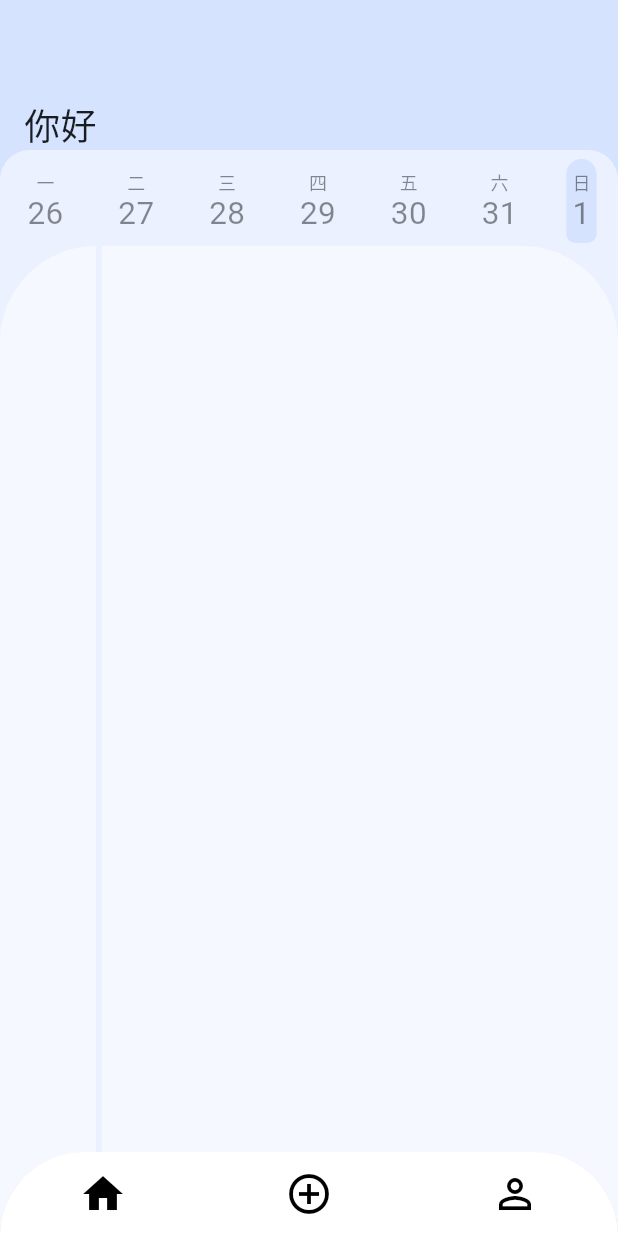
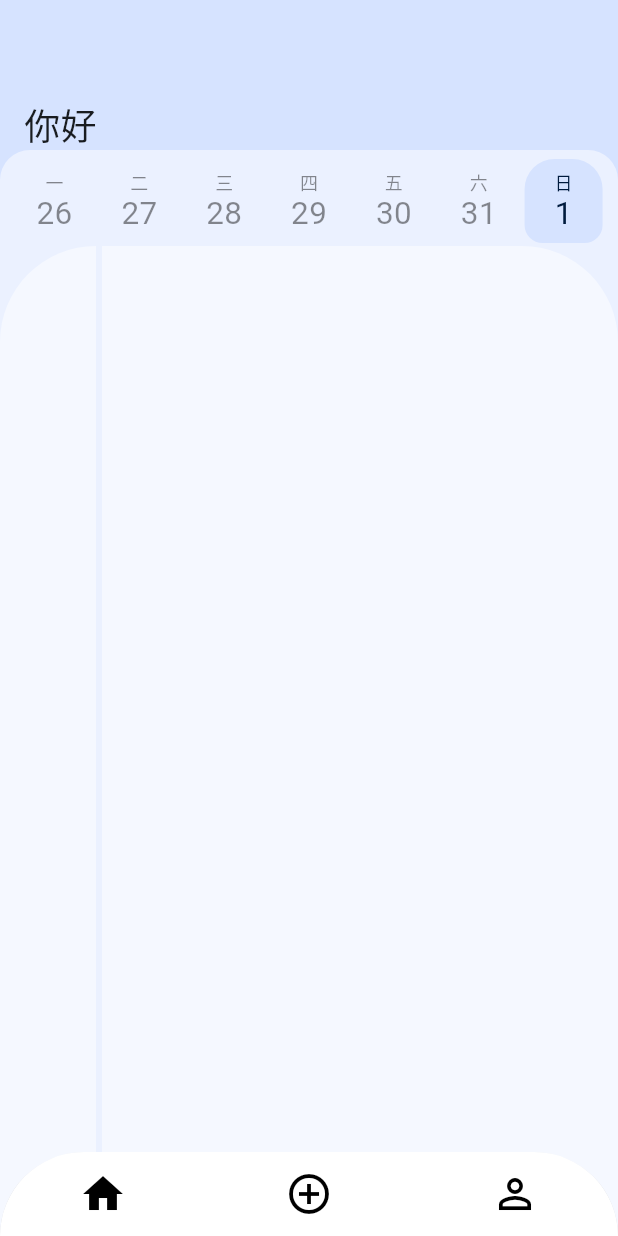
Before and after one commit to tro-lee/matter, a Flutter app: the screen it shows after launch, on a phone screen of 412 x 824 dp. Run offline on Flutter 3.47's test engine with Material 3 defaults, Android fonts, the phone set to English and light mode, and no system bars; drawn by our look-alikes of custom_navigation_bar.

Commit message:
bugfix:一期壳子

```diff
--- a/lib/pages/home.dart
+++ b/lib/pages/home.dart
@@ -40,9 +40,10 @@ class CalArea extends StatelessWidget {
 
   @override
   Widget build(BuildContext context) {
-    return SizedBox(
+    return Container(
       width: double.infinity,
       height: 68,
+      padding: EdgeInsets.fromLTRB(8, 0, 8, 0),
       child: Row(
         mainAxisAlignment: MainAxisAlignment.spaceAround,
         children: getCalWeekItem(context),
@@ -92,7 +93,11 @@ class _CalItemState extends State<CalItem> {
     final now = DateTime.now();
     isSelected = widget.data[1] == now.day.toString();
 
+    var fontColor =
+        isSelected ? onContainerColor(context) : labelColor(context);
+
     return Container(
+      width: 52,
       margin: EdgeInsets.fromLTRB(0, 6, 0, 6),
       padding: EdgeInsets.fromLTRB(4, 2, 4, 2),
       decoration: isSelected
@@ -109,16 +114,14 @@ class _CalItemState extends State<CalItem> {
         children: [
           Text(
             widget.data[0],
-            style:
-                TextStyle(color: labelColor(context), fontSize: 12, height: 1),
+            style: TextStyle(color: fontColor, fontSize: 12, height: 1),
           ),
           SizedBox(
             height: 4,
           ),
           Text(
             widget.data[1],
-            style:
-                TextStyle(color: labelColor(context), fontSize: 21, height: 1),
+            style: TextStyle(color: fontColor, fontSize: 21, height: 1),
           ),
         ],
       ),
```
